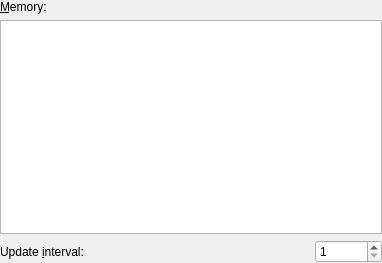
First picture: the form in plasma/applets/system-monitor/ram-config.ui, repository mgottschlag/kwin-tiling, before the edit.
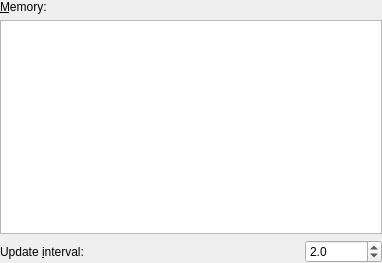
Second picture: the form after the edit. Custom widgets are drawn as their Qt base class.

Commit message: Does not add complexity to config dialog so implementing this after all. Allow sub second updates. BUG:178420

Patch:
```diff
--- a/plasma/applets/system-monitor/ram-config.ui
+++ b/plasma/applets/system-monitor/ram-config.ui
@@ -65,15 +65,18 @@
       </spacer>
      </item>
      <item>
-      <widget class="KIntSpinBox" name="intervalSpinBox" >
-       <property name="minimum" >
+      <widget class="QDoubleSpinBox" name="intervalSpinBox">
+       <property name="decimals">
         <number>1</number>
        </property>
-       <property name="maximum" >
-        <number>525600</number>
+       <property name="minimum">
+        <double>0.100000000000000</double>
        </property>
-       <property name="value" >
-        <number>1</number>
+       <property name="maximum">
+        <double>525600.000000000000000</double>
+       </property>
+       <property name="value">
+        <double>2.000000000000000</double>
        </property>
       </widget>
      </item>
@@ -81,13 +84,6 @@
    </item>
   </layout>
  </widget>
- <customwidgets>
-  <customwidget>
-   <class>KIntSpinBox</class>
-   <extends>QSpinBox</extends>
-   <header>knuminput.h</header>
-  </customwidget>
- </customwidgets>
  <resources/>
  <connections/>
 </ui>
```
Left out of the diff: 41 changed lines with no effect on the pictures. The commit also changes 7 other files.
